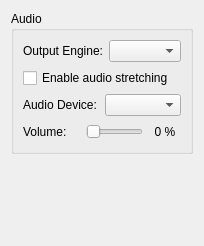
This is src/yuzu/configuration/configure_audio.ui in formylover/yuzu-early-access as Qt 5 draws it before an edit. The edited form follows.
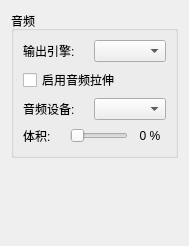
This is the edited form.

```diff
--- a/src/yuzu/configuration/configure_audio.ui
+++ b/src/yuzu/configuration/configure_audio.ui
@@ -14,7 +14,7 @@
    <item>
     <widget class="QGroupBox" name="groupBox">
      <property name="title">
-      <string>Audio</string>
+      <string>音频</string>
      </property>
      <layout class="QVBoxLayout">
       <item>
@@ -22,7 +22,7 @@
         <item>
          <widget class="QLabel" name="label_1">
           <property name="text">
-           <string>Output Engine:</string>
+           <string>输出引擎:</string>
           </property>
          </widget>
         </item>
@@ -37,7 +37,7 @@
              <string>This post-processing effect adjusts audio speed to match emulation speed and helps prevent audio stutter. This however increases audio latency.</string>
            </property>
            <property name="text">
-             <string>Enable audio stretching</string>
+             <string>启用音频拉伸</string>
            </property>
          </widget>
        </item>
@@ -46,7 +46,7 @@
         <item>
          <widget class="QLabel" name="label_2">
           <property name="text">
-           <string>Audio Device:</string>
+           <string>音频设备:</string>
           </property>
          </widget>
         </item>
@@ -63,7 +63,7 @@
         <item>
          <widget class="QLabel" name="label_3">
           <property name="text">
-           <string>Volume:</string>
+           <string>体积:</string>
           </property>
          </widget>
         </item>
```
Left out of the diff: 2 changed lines with no effect on the pictures.
